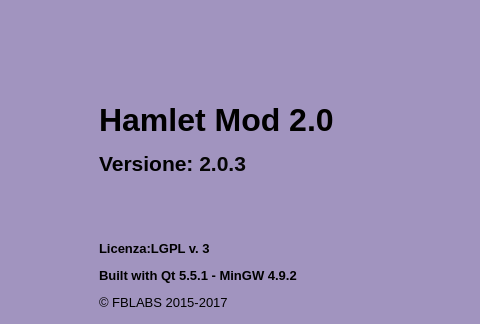
This is mainwindow.ui in fblabs/hamlet-mod-sancon as Qt 5 draws it before an edit; both pictures show x 324 to 804 and y 0 to 324 of the 979 by 780 pixel window. The edited form follows.
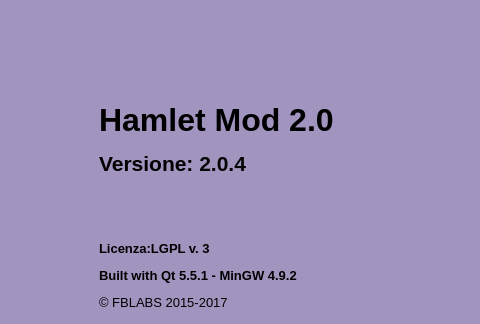
This is the edited form. Icons and pictures are not drawn.

Diff of the .ui file:
```diff
--- a/mainwindow.ui
+++ b/mainwindow.ui
@@ -539,7 +539,7 @@
       <item>
        <widget class="QLabel" name="label_2">
         <property name="text">
-         <string>&lt;html&gt;&lt;head/&gt;&lt;body&gt;&lt;p&gt;&lt;span style=&quot; font-size:24pt; font-weight:600;&quot;&gt;Hamlet Mod 2.0&lt;/span&gt;&lt;/p&gt;&lt;p&gt;&lt;span style=&quot; font-size:16pt; font-weight:600;&quot;&gt;Versione: &lt;/span&gt;&lt;span style=&quot; font-size:16pt; font-weight:600; color:#060606;&quot;&gt;2.0.3&lt;/span&gt;&lt;br/&gt;&lt;/p&gt;&lt;p&gt;&lt;br/&gt;&lt;/p&gt;&lt;p&gt;&lt;span style=&quot; font-size:10pt; font-weight:600;&quot;&gt;Licenza:LGPL v. 3&lt;/span&gt;&lt;/p&gt;&lt;p&gt;&lt;span style=&quot; font-size:10pt; font-weight:600;&quot;&gt;Built with Qt 5.5.1 - MinGW 4.9.2&lt;/span&gt;&lt;/p&gt;&lt;p&gt;&lt;span style=&quot; font-size:10pt;&quot;&gt;© FBLABS 2015-2017&lt;/span&gt;&lt;/p&gt;&lt;p&gt;&lt;a href=&quot;https://www.github.com/fblabs/hamlet-mod-sancon&quot;&gt;&lt;span style=&quot; text-decoration: underline; color:#0000ff;&quot;&gt;Sorgenti (github)&lt;/span&gt;&lt;/a&gt;&lt;/p&gt;&lt;/body&gt;&lt;/html&gt;</string>
+         <string>&lt;html&gt;&lt;head/&gt;&lt;body&gt;&lt;p&gt;&lt;span style=&quot; font-size:24pt; font-weight:600;&quot;&gt;Hamlet Mod 2.0&lt;/span&gt;&lt;/p&gt;&lt;p&gt;&lt;span style=&quot; font-size:16pt; font-weight:600;&quot;&gt;Versione: &lt;/span&gt;&lt;span style=&quot; font-size:16pt; font-weight:600; color:#060606;&quot;&gt;2.0.4&lt;/span&gt;&lt;br/&gt;&lt;/p&gt;&lt;p&gt;&lt;br/&gt;&lt;/p&gt;&lt;p&gt;&lt;span style=&quot; font-size:10pt; font-weight:600;&quot;&gt;Licenza:LGPL v. 3&lt;/span&gt;&lt;/p&gt;&lt;p&gt;&lt;span style=&quot; font-size:10pt; font-weight:600;&quot;&gt;Built with Qt 5.5.1 - MinGW 4.9.2&lt;/span&gt;&lt;/p&gt;&lt;p&gt;&lt;span style=&quot; font-size:10pt;&quot;&gt;© FBLABS 2015-2017&lt;/span&gt;&lt;/p&gt;&lt;p&gt;&lt;a href=&quot;https://www.github.com/fblabs/hamlet-mod-sancon&quot;&gt;&lt;span style=&quot; text-decoration: underline; color:#0000ff;&quot;&gt;Sorgenti (github)&lt;/span&gt;&lt;/a&gt;&lt;/p&gt;&lt;/body&gt;&lt;/html&gt;</string>
         </property>
         <property name="scaledContents">
          <bool>false</bool>
```
